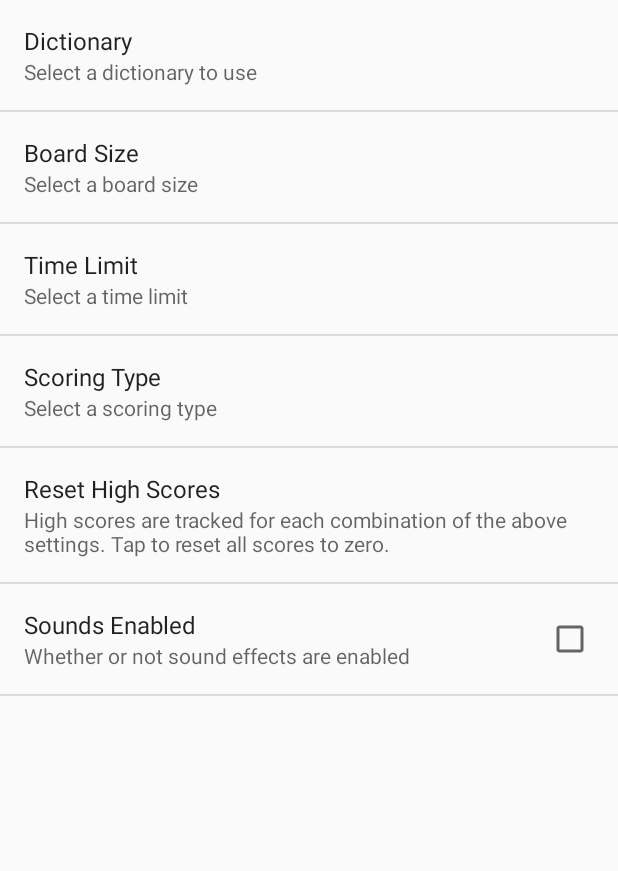
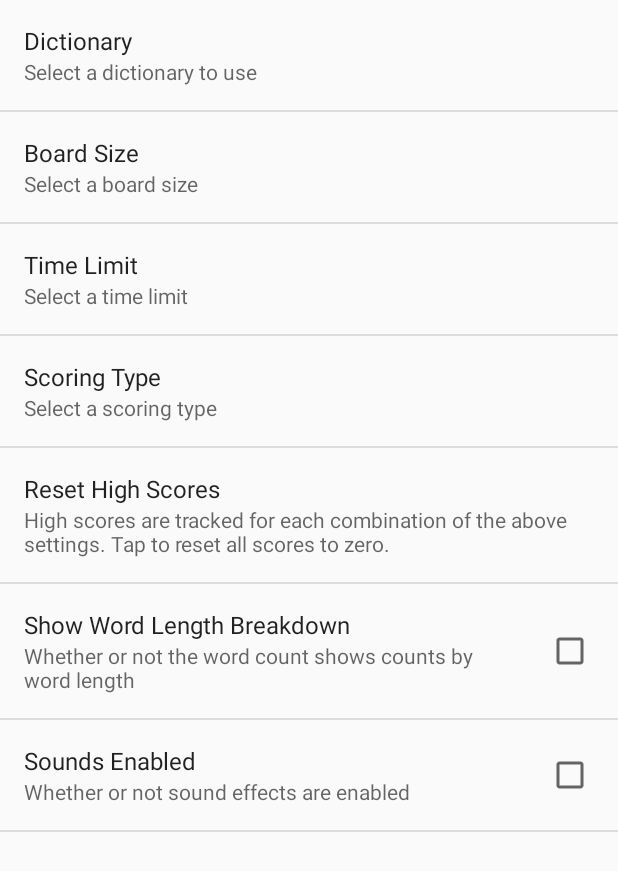
Before and after one commit to lexica/lexica, an Android app: the LexicaConfig screen opened directly, with no data from a screen before it, on a phone screen of 412 x 824 dp. Shown: the top 871 px of the screen. Run offline under Robolectric (Android 15) with nearby library versions, the light colour scheme and no system bars; network calls fail.

Commit message:
Add option to show word counts by word length

```diff
--- a/app/src/main/res/values/sizes.xml
+++ b/app/src/main/res/values/sizes.xml
@@ -2,6 +2,7 @@
 <resources>
     <dimen name="padding">10dp</dimen>
     <dimen name="timerHeight">10dp</dimen>
+    <dimen name="textSizeMinimum">12sp</dimen>
     <dimen name="textSizeSmall">16sp</dimen>
     <dimen name="textSizeNormal">20sp</dimen>
     <dimen name="textSizeLarge">30sp</dimen>
--- a/app/src/main/res/values/strings.xml
+++ b/app/src/main/res/values/strings.xml
@@ -80,4 +80,7 @@
 	<string name="pref_resetScores">Reset High Scores</string>
     <string name="high_scores_reset">High scores have been reset.</string>
 	<string name="reset_scores_prompt">Are you sure you want to reset all high scores for all game modes to zero?</string>
+
+    <string name="pref_breakdown">Show Word Length Breakdown</string>
+	<string name="pref_breakdown_summary">Whether or not the word count shows counts by word length</string>
 </resources>
--- a/app/src/main/res/xml/preferences.xml
+++ b/app/src/main/res/xml/preferences.xml
@@ -9,6 +9,7 @@
 		android:summary="@string/pref_dict_summary"
 		android:entries="@array/dict_choices_entries"
 		android:entryValues="@array/dict_choices_entryvalues"
+		android:defaultValue="US"
 		android:dialogTitle="@string/pref_dict_dialog"
 	/>
 
@@ -18,6 +19,7 @@
 		android:summary="@string/pref_boardSize_summary"
 		android:entries="@array/board_size_choices_entries"
 		android:entryValues="@array/board_size_choices_entryvalues"
+		android:defaultValue="16"
 		android:dialogTitle="@string/pref_boardSize_dialog"
 	/>
 
@@ -27,6 +29,7 @@
 		android:summary="@string/pref_timeLimit_summary"
 		android:entries="@array/time_limit_choices_entries"
 		android:entryValues="@array/time_limit_choices_entryvalues"
+		android:defaultValue="180"
 		android:dialogTitle="@string/pref_timeLimit_dialog"
 	/>
 
@@ -36,6 +39,7 @@
 		android:summary="@string/pref_scoreType_summary"
 		android:entries="@array/score_type_choices_entries"
 		android:entryValues="@array/score_type_choices_entryvalues"
+		android:defaultValue="W"
 		android:dialogTitle="@string/pref_scoreType_dialog"
 	/>
 
@@ -46,10 +50,16 @@
 	/>
 
 	<CheckBoxPreference
+		android:key="showBreakdown"
+		android:defaultValue="false"
+		android:title="@string/pref_breakdown"
+		android:summary="@string/pref_breakdown_summary"
+	/>
+
+	<CheckBoxPreference
 		android:key="soundsEnabled"
 		android:title="@string/pref_sounds"
 		android:summary="@string/pref_sounds_summary"
 	/>
 
-
 </PreferenceScreen>
```
Also changed, not shown: app/src/main/java/com/serwylo/lexica/game/Game.java (+26 -1 lines), app/src/main/java/com/serwylo/lexica/view/LexicaView.java (+64 -6 lines).
